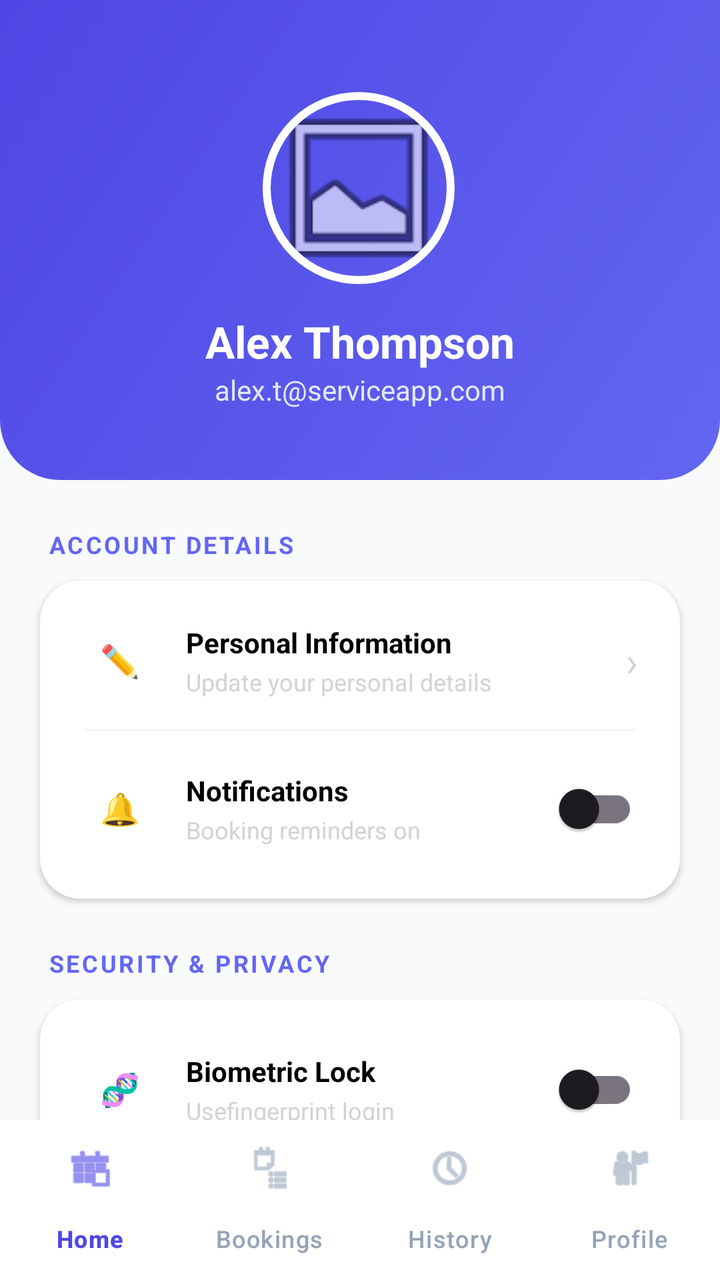
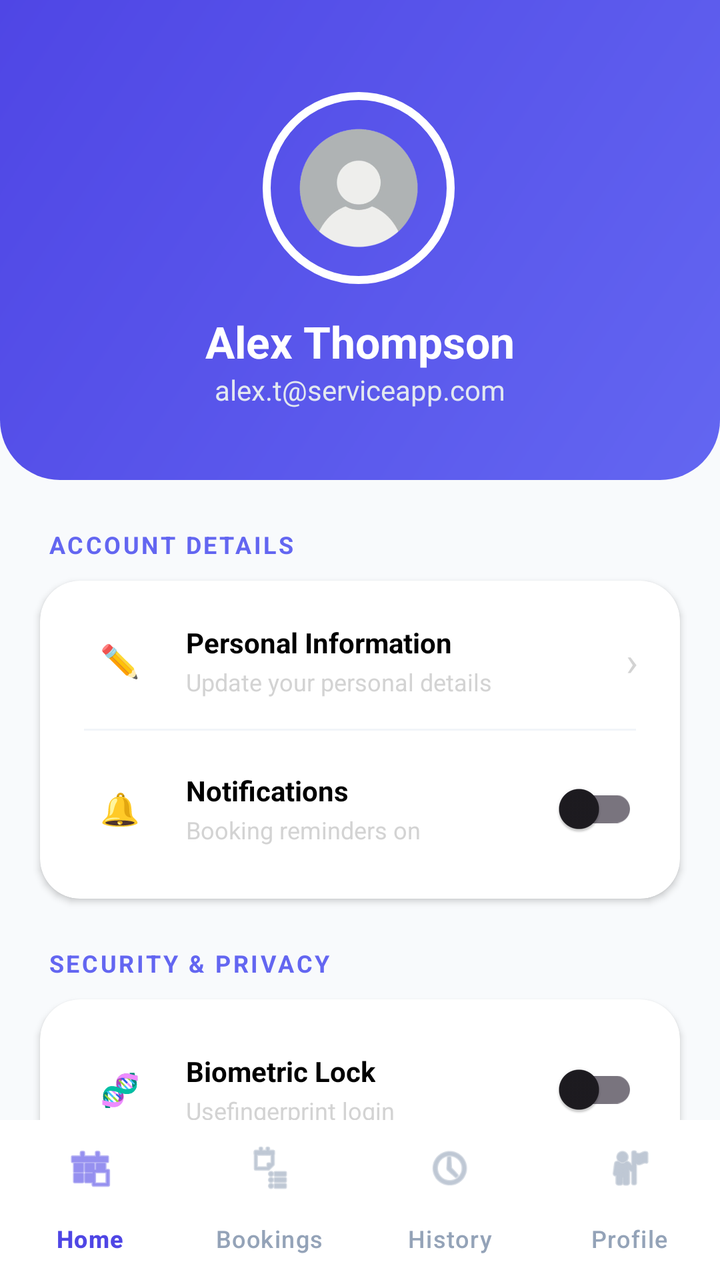

Compare the two renders of this Android layout. The source of the first and the diff that turns it into the second are given below.
<!-- AndroidManifest.xml: application theme Theme.UTMSPACE_HostelBookingSystem -->
<!-- res/layout/activity_profile.xml -->
<?xml version="1.0" encoding="utf-8"?>
<androidx.constraintlayout.widget.ConstraintLayout xmlns:android="http://schemas.android.com/apk/res/android"
    xmlns:app="http://schemas.android.com/apk/res-auto"
    xmlns:tools="http://schemas.android.com/tools"
    android:id="@+id/main"
    android:layout_width="match_parent"
    android:layout_height="match_parent"
    android:background="#F8FAFC"
    tools:context=".ProfileActivity">

    
    <View
        android:id="@+id/profileHeaderBg"
        android:layout_width="match_parent"
        android:layout_height="240dp"
        android:background="@drawable/dashboard_gradient"
        app:layout_constraintTop_toTopOf="parent" />

    <com.google.android.material.imageview.ShapeableImageView
        android:id="@+id/ivProfileLarge"
        android:layout_width="100dp"
        android:layout_height="100dp"
        android:layout_marginTop="44dp"
        android:padding="4dp"
        android:src="@android:drawable/ic_menu_gallery"
        app:layout_constraintEnd_toEndOf="parent"
        app:layout_constraintHorizontal_bias="0.498"
        app:layout_constraintStart_toStartOf="parent"
        app:layout_constraintTop_toTopOf="parent"
        app:shapeAppearanceOverlay="@style/CircleImage"
        app:strokeColor="#FFFFFF"
        app:strokeWidth="4dp" />

    <TextView
        android:id="@+id/tvUserName"
        android:layout_width="wrap_content"
        android:layout_height="wrap_content"
        android:layout_marginTop="12dp"
        android:text="Alex Thompson"
        android:textColor="#FFFFFF"
        android:textSize="22sp"
        android:textStyle="bold"
        app:layout_constraintEnd_toEndOf="parent"
        app:layout_constraintStart_toStartOf="parent"
        app:layout_constraintTop_toBottomOf="@id/ivProfileLarge" />

    <TextView
        android:id="@+id/tvUserEmail"
        android:layout_width="wrap_content"
        android:layout_height="wrap_content"
        android:text="alex.t@serviceapp.com"
        android:textColor="#E2E8F0"
        android:textSize="14sp"
        app:layout_constraintEnd_toEndOf="parent"
        app:layout_constraintStart_toStartOf="parent"
        app:layout_constraintTop_toBottomOf="@id/tvUserName" />

    
    <androidx.core.widget.NestedScrollView
        android:layout_width="match_parent"
        android:layout_height="0dp"
        android:clipToPadding="false"
        android:overScrollMode="never"
        android:paddingTop="24dp"
        app:layout_constraintBottom_toTopOf="@id/bottomNavigation"
        app:layout_constraintTop_toBottomOf="@id/profileHeaderBg">

        <LinearLayout
            android:layout_width="match_parent"
            android:layout_height="wrap_content"
            android:orientation="vertical"
            android:paddingBottom="40dp">

            <TextView
                android:id="@+id/labelInfo"
                android:layout_width="wrap_content"
                android:layout_height="wrap_content"
                android:layout_marginStart="24dp"
                android:letterSpacing="0.1"
                android:text="Account Details"
                android:textAllCaps="true"
                android:textColor="#6366F1"
                android:textSize="12sp"
                android:textStyle="bold" />

            <androidx.cardview.widget.CardView
                android:id="@+id/cardInfo"
                android:layout_width="match_parent"
                android:layout_height="wrap_content"
                android:layout_marginHorizontal="20dp"
                android:layout_marginTop="10dp"
                app:cardCornerRadius="20dp"
                app:cardElevation="2dp">

                <LinearLayout
                    android:layout_width="match_parent"
                    android:layout_height="wrap_content"
                    android:orientation="vertical"
                    android:padding="6dp">

                    <RelativeLayout
                        android:id="@+id/setting_change_username"
                        android:layout_width="match_parent"
                        android:layout_height="wrap_content"
                        android:padding="15dp"
                        android:clickable="true"
                        android:focusable="true">

                        <FrameLayout
                            android:id="@+id/user_icon_frame"
                            android:layout_width="38dp"
                            android:layout_height="38dp"
                            android:layout_marginEnd="14dp"
                            android:layout_centerVertical="true">
                            <TextView
                                android:layout_width="match_parent"
                                android:layout_height="match_parent"
                                android:gravity="center"
                                android:text="✏️"
                                android:textSize="16sp" />
                        </FrameLayout>

                        <LinearLayout
                            android:layout_width="wrap_content"
                            android:layout_height="wrap_content"
                            android:layout_toEndOf="@id/user_icon_frame"
                            android:layout_centerVertical="true"
                            android:orientation="vertical">
                            <TextView
                                android:layout_width="wrap_content"
                                android:layout_height="wrap_content"
                                android:text="Personal Information"
                                android:textColor="@color/black"
                                android:textSize="14sp"
                                android:textStyle="bold" />
                            <TextView
                                android:id="@+id/tv_sub_username"
                                android:layout_width="wrap_content"
                                android:layout_height="wrap_content"
                                android:layout_marginTop="2dp"
                                android:text="Update your personal details"
                                android:textColor="#d3d3d3"
                                android:textSize="12sp" />
                        </LinearLayout>

                        <TextView
                            android:layout_width="wrap_content"
                            android:layout_height="wrap_content"
                            android:layout_alignParentEnd="true"
                            android:layout_centerVertical="true"
                            android:text="›"
                            android:textSize="20sp"
                            android:textColor="#d3d3d3" />
                    </RelativeLayout>

                    <View
                        android:layout_width="match_parent"
                        android:layout_height="1dp"
                        android:layout_marginHorizontal="16dp"
                        android:background="#F1F5F9" />

                    <RelativeLayout
                        android:id="@+id/setting_notifications"
                        android:layout_width="match_parent"
                        android:layout_height="wrap_content"
                        android:padding="15dp"
                        android:clickable="true"
                        android:focusable="true">

                        <FrameLayout
                            android:id="@+id/notif_icon_frame"
                            android:layout_width="38dp"
                            android:layout_height="38dp"
                            android:layout_marginEnd="14dp"
                            android:layout_centerVertical="true">

                            <TextView
                                android:layout_width="match_parent"
                                android:layout_height="match_parent"
                                android:gravity="center"
                                android:text="🔔"
                                android:textSize="16sp" />
                        </FrameLayout>

                        <LinearLayout
                            android:layout_width="wrap_content"
                            android:layout_height="wrap_content"
                            android:layout_toEndOf="@id/notif_icon_frame"
                            android:layout_toStartOf="@+id/switch_notifications"
                            android:layout_centerVertical="true"
                            android:orientation="vertical">
                            <TextView
                                android:layout_width="wrap_content"
                                android:layout_height="wrap_content"
                                android:text="Notifications"
                                android:textColor="@color/black"
                                android:textSize="14sp"
                                android:textStyle="bold" />
                            <TextView
                                android:layout_width="wrap_content"
                                android:layout_height="wrap_content"
                                android:layout_marginTop="2dp"
                                android:text="Booking reminders on"
                                android:textColor="#d3d3d3"
                                android:textSize="12sp" />
                        </LinearLayout>

                        <androidx.appcompat.widget.SwitchCompat
                            android:id="@+id/switch_notifications"
                            android:layout_width="wrap_content"
                            android:layout_height="wrap_content"
                            android:layout_alignParentEnd="true"
                            android:layout_centerVertical="true" />
                    </RelativeLayout>
                </LinearLayout>
            </androidx.cardview.widget.CardView>

            <TextView
                android:id="@+id/labelSecurity"
                android:layout_width="wrap_content"
                android:layout_height="wrap_content"
                android:layout_marginStart="24dp"
                android:layout_marginTop="24dp"
                android:letterSpacing="0.1"
                android:text="Security &amp; Privacy"
                android:textAllCaps="true"
                android:textColor="#6366F1"
                android:textSize="12sp"
                android:textStyle="bold" />

            <androidx.cardview.widget.CardView
                android:id="@+id/cardSecurity"
                android:layout_width="match_parent"
                android:layout_height="wrap_content"
                android:layout_marginHorizontal="20dp"
                android:layout_marginTop="10dp"
                app:cardCornerRadius="20dp"
                app:cardElevation="2dp">

                <LinearLayout
                    android:layout_width="match_parent"
                    android:layout_height="wrap_content"
                    android:orientation="vertical"
                    android:padding="6dp">

                    <RelativeLayout
                        android:id="@+id/setting_biometric"
                        android:layout_width="match_parent"
                        android:layout_height="wrap_content"
                        android:padding="15dp"
                        android:clickable="true"
                        android:focusable="true">

                        <FrameLayout
                            android:id="@+id/bio_icon_frame"
                            android:layout_width="38dp"
                            android:layout_height="38dp"
                            android:layout_marginEnd="14dp"
                            android:layout_centerVertical="true">
                            <TextView
                                android:layout_width="match_parent"
                                android:layout_height="match_parent"
                                android:gravity="center"
                                android:text="🧬"
                                android:textSize="16sp" />
                        </FrameLayout>

                        <LinearLayout
                            android:layout_width="wrap_content"
                            android:layout_height="wrap_content"
                            android:layout_toEndOf="@id/bio_icon_frame"
                            android:layout_centerVertical="true"
                            android:orientation="vertical">
                            <TextView
                                android:layout_width="wrap_content"
                                android:layout_height="wrap_content"
                                android:text="Biometric Lock"
                                android:textColor="@color/black"
                                android:textSize="14sp"
                                android:textStyle="bold" />
                            <TextView
                                android:layout_width="wrap_content"
                                android:layout_height="wrap_content"
                                android:layout_marginTop="2dp"
                                android:text="Usefingerprint login"
                                android:textColor="#d3d3d3"
                                android:textSize="12sp" />
                        </LinearLayout>

                        <androidx.appcompat.widget.SwitchCompat
                            android:id="@+id/switch_biometric"
                            android:layout_width="wrap_content"
                            android:layout_height="wrap_content"
                            android:layout_alignParentEnd="true"
                            android:layout_centerVertical="true"
                            android:contentDescription="Biometric Authentication Switch"/>
                    </RelativeLayout>

                    <View
                        android:layout_width="match_parent"
                        android:layout_height="1dp"
                        android:layout_marginHorizontal="16dp"
                        android:background="#F1F5F9" />

                    <RelativeLayout
                        android:id="@+id/setting_change_password"
                        android:layout_width="match_parent"
                        android:layout_height="wrap_content"
                        android:padding="15dp"
                        android:clickable="true"
                        android:focusable="true">

                        <FrameLayout
                            android:id="@+id/pass_icon_frame"
                            android:layout_width="38dp"
                            android:layout_height="38dp"
                            android:layout_marginEnd="14dp"
                            android:layout_centerVertical="true">
                            <TextView
                                android:layout_width="match_parent"
                                android:layout_height="match_parent"
                                android:gravity="center"
                                android:text="🔒"
                                android:textSize="16sp" />
                        </FrameLayout>

                        <LinearLayout
                            android:layout_width="wrap_content"
                            android:layout_height="wrap_content"
                            android:layout_toEndOf="@id/pass_icon_frame"
                            android:layout_centerVertical="true"
                            android:orientation="vertical">
                            <TextView
                                android:layout_width="wrap_content"
                                android:layout_height="wrap_content"
                                android:text="Change Password"
                                android:textColor="@color/black"
                                android:textSize="14sp"
                                android:textStyle="bold" />
                            <TextView
                                android:layout_width="wrap_content"
                                android:layout_height="wrap_content"
                                android:layout_marginTop="2dp"
                                android:text="Last changed 30 days ago"
                                android:textColor="#d3d3d3"
                                android:textSize="12sp" />
                        </LinearLayout>

                        <TextView
                            android:layout_width="wrap_content"
                            android:layout_height="wrap_content"
                            android:layout_alignParentEnd="true"
                            android:layout_centerVertical="true"
                            android:text="›"
                            android:textSize="20sp"
                            android:textColor="#d3d3d3" />
                    </RelativeLayout>
                </LinearLayout>
            </androidx.cardview.widget.CardView>

            <com.google.android.material.button.MaterialButton
                android:id="@+id/btnLogout"
                android:layout_width="match_parent"
                android:layout_height="60dp"
                android:layout_marginHorizontal="24dp"
                android:layout_marginTop="32dp"
                android:backgroundTint="#FEF2F2"
                android:text="Logout"
                android:textAllCaps="false"
                android:textColor="#EF4444"
                android:textSize="16sp"
                android:textStyle="bold"
                app:cornerRadius="18dp"
                app:icon="@android:drawable/ic_lock_power_off"
                app:iconGravity="textStart"
                app:iconTint="#EF4444"
                app:strokeColor="#FEE2E2"
                app:strokeWidth="1dp" />

            <com.google.android.material.button.MaterialButton
                android:id="@+id/btnDeleteAccount"
                android:layout_width="match_parent"
                android:layout_height="60dp"
                android:layout_marginHorizontal="24dp"
                android:layout_marginTop="12dp"
                android:backgroundTint="@android:color/transparent"
                android:text="Delete My Account"
                android:textAllCaps="false"
                android:textColor="#94A3B8"
                android:textSize="14sp"
                app:cornerRadius="18dp"
                app:strokeColor="#E2E8F0"
                app:strokeWidth="1dp" />

        </LinearLayout>
    </androidx.core.widget.NestedScrollView>

    
    <com.google.android.material.bottomnavigation.BottomNavigationView
        android:id="@+id/bottomNavigation"
        style="@style/BottomNavStyle"
        android:layout_width="match_parent"
        android:layout_height="80dp"
        app:elevation="8dp"
        app:layout_constraintBottom_toBottomOf="parent"
        app:menu="@menu/student_nav_menu"
        tools:ignore="VisualLintBottomNav" />

</androidx.constraintlayout.widget.ConstraintLayout>
<!-- resources referenced by this layout -->
<resources>
  <color name="black">#FF000000</color>
  <!-- drawable dashboard_gradient (drawable) -->
  <?xml version="1.0" encoding="utf-8"?>
  <shape xmlns:android="http://schemas.android.com/apk/res/android">
      <gradient
          android:startColor="#6366F1"
          android:endColor="#4F46E5"
          android:angle="135"/>
      <corners android:bottomLeftRadius="30dp" android:bottomRightRadius="30dp" />
  </shape>
  <style name="BottomNavStyle" parent="Widget.Material3.BottomNavigationView">
          
          <item name="backgroundTint">@color/white</item>
  
          
          <item name="itemIconTint">@color/nav_item_colors</item>
          <item name="itemTextColor">@color/nav_item_colors</item>
  
          
          <item name="itemActiveIndicatorStyle">@style/App.ActiveIndicator</item>
  
          
          <item name="labelVisibilityMode">labeled</item>
  
          
          <item name="itemTextAppearanceActive">@style/BottomNavText.Active</item>
          <item name="itemTextAppearanceInactive">@style/BottomNavText.Inactive</item>
      </style>
  <style name="CircleImage">
          <item name="cornerSize">50%</item>
      </style>
  <style name="Theme.UTMSPACE_HostelBookingSystem" parent="Base.Theme.UTMSPACE_HostelBookingSystem" />
  <color name="white">#FFFFFFFF</color>
  <style name="App.ActiveIndicator" parent="Widget.Material3.BottomNavigationView.ActiveIndicator">
          
          <item name="android:color">#EEF2FF</item>
          
          <item name="android:width">48dp</item>
      </style>
  <style name="BottomNavText.Active" parent="TextAppearance.Material3.LabelMedium">
          <item name="android:textStyle">bold</item>
          <item name="android:textSize">12sp</item>
      </style>
  <style name="BottomNavText.Inactive" parent="TextAppearance.Material3.LabelMedium">
          <item name="android:textStyle">normal</item>
          <item name="android:textSize">12sp</item>
      </style>
  <style name="Base.Theme.UTMSPACE_HostelBookingSystem" parent="Theme.Material3.DayNight.NoActionBar">
          
          
      </style>
</resources>

<!-- the commit's change to res/layout/activity_profile.xml (unified diff, before → after) -->
@@ -22,7 +22,7 @@
         android:layout_height="100dp"
         android:layout_marginTop="44dp"
         android:padding="4dp"
-        android:src="@android:drawable/ic_menu_gallery"
+        android:src="@drawable/profile_pic"
         app:layout_constraintEnd_toEndOf="parent"
         app:layout_constraintHorizontal_bias="0.498"
         app:layout_constraintStart_toStartOf="parent"
<!-- resource entries referenced after the edit -->
@@ -10,6 +10,7 @@
           android:angle="135"/>
       <corners android:bottomLeftRadius="30dp" android:bottomRightRadius="30dp" />
   </shape>
+  <!-- drawable profile_pic: png bitmap (drawable, 49379 bytes) -->
   <style name="BottomNavStyle" parent="Widget.Material3.BottomNavigationView">
           
           <item name="backgroundTint">@color/white</item>
